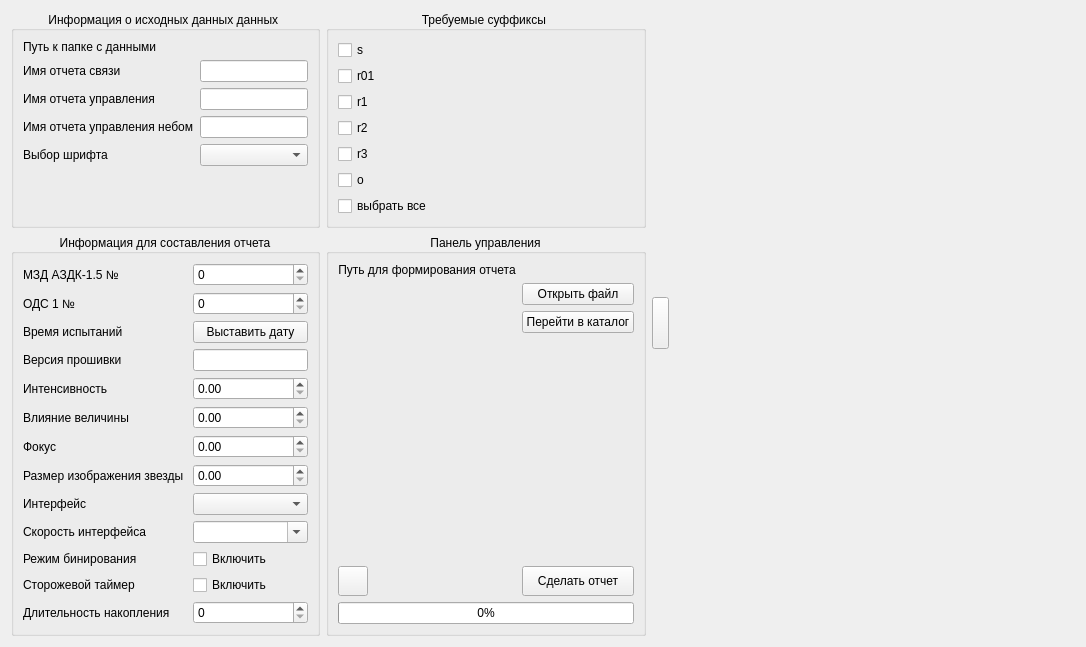
Old version of the form Source/report/qt/otchet/mainwindow3.ui in the repository RockHero666/AZDK_PDFcreator.
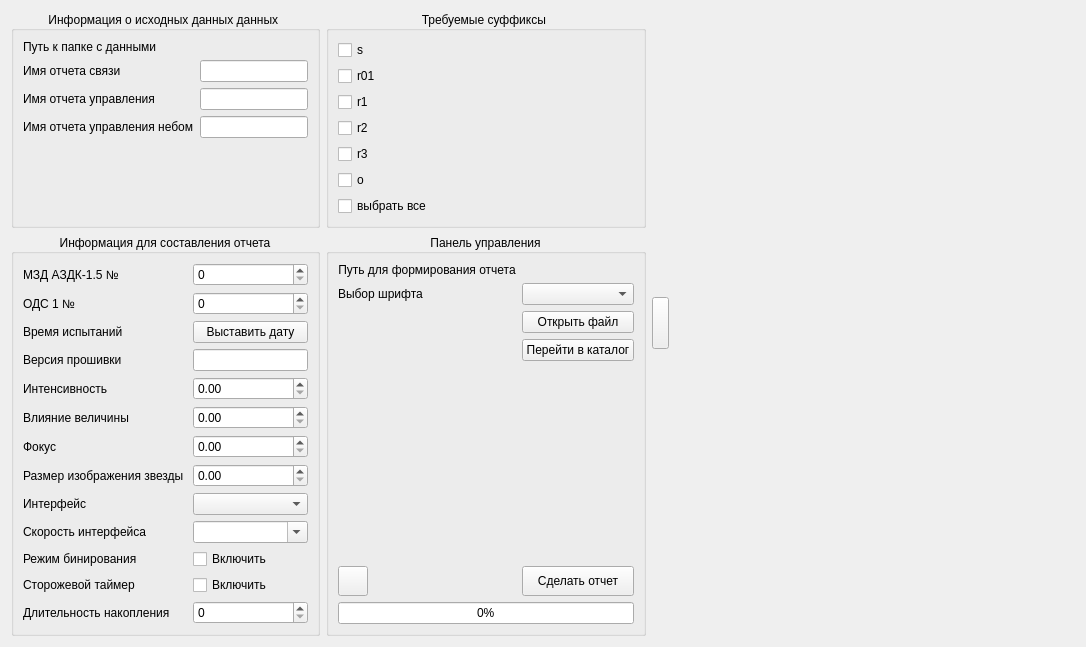
New version of the form. Icons and pictures are not drawn. Custom widgets are drawn as their Qt base class.

```diff
--- a/Source/report/qt/otchet/mainwindow3.ui
+++ b/Source/report/qt/otchet/mainwindow3.ui
@@ -6,7 +6,7 @@
    <rect>
     <x>0</x>
     <y>0</y>
-    <width>963</width>
+    <width>1014</width>
     <height>576</height>
    </rect>
   </property>
@@ -157,7 +157,7 @@
          </widget>
         </item>
         <item row="0" column="1">
-         <widget class="FilePathEdit" name="fpe">
+         <widget class="FilePathEdit" name="data_dir">
           <property name="dialogMode" stdset="0">
            <enum>FilePathEdit::DIRPATH</enum>
           </property>
@@ -202,16 +202,6 @@
         <item row="3" column="1">
          <widget class="QLineEdit" name="management_sky_report_line"/>
         </item>
-        <item row="4" column="0">
-         <widget class="QLabel" name="label_4">
-          <property name="text">
-           <string>Выбор шрифта</string>
-          </property>
-         </widget>
-        </item>
-        <item row="4" column="1">
-         <widget class="QComboBox" name="comboBox_fonts"/>
-        </item>
        </layout>
       </widget>
      </item>
@@ -418,13 +408,13 @@
          </widget>
         </item>
         <item row="0" column="1">
-         <widget class="FilePathEdit" name="fpe_2">
+         <widget class="FilePathEdit" name="output_file">
           <property name="dialogMode" stdset="0">
            <enum>FilePathEdit::FILESAVE</enum>
           </property>
          </widget>
         </item>
-        <item row="1" column="0">
+        <item row="2" column="0">
          <layout class="QHBoxLayout" name="horizontalLayout">
           <property name="leftMargin">
            <number>139</number>
@@ -456,21 +446,21 @@
           </item>
          </layout>
         </item>
-        <item row="1" column="1">
+        <item row="2" column="1">
          <widget class="QPushButton" name="open_file">
           <property name="text">
            <string>Открыть файл</string>
           </property>
          </widget>
         </item>
-        <item row="2" column="1">
+        <item row="3" column="1">
          <widget class="QPushButton" name="to_path_button">
           <property name="text">
            <string>Перейти в каталог</string>
           </property>
          </widget>
         </item>
-        <item row="6" column="1">
+        <item row="7" column="1">
          <spacer name="verticalSpacer">
           <property name="orientation">
            <enum>Qt::Vertical</enum>
@@ -483,7 +473,7 @@
           </property>
          </spacer>
         </item>
-        <item row="7" column="0">
+        <item row="8" column="0">
          <widget class="QPushButton" name="style_button">
           <property name="minimumSize">
            <size>
@@ -509,7 +499,7 @@
           </property>
          </widget>
         </item>
-        <item row="7" column="1">
+        <item row="8" column="1">
          <widget class="QPushButton" name="create_button">
           <property name="minimumSize">
            <size>
@@ -525,11 +515,21 @@
           </property>
          </widget>
         </item>
-        <item row="8" column="0" colspan="2">
+        <item row="9" column="0" colspan="2">
          <widget class="QProgressBar" name="progressBar">
           <property name="styleSheet">
            <string notr="true">QProgressBar {
     text-align: center;
+}
+
+QProgressBar::chunk {
+     background-color:#75bbfd;
+     width: 20px;
+ }
+
+QProgressBar::text{
+
+	background-color: #f5f5f5;
 }</string>
           </property>
           <property name="maximum">
@@ -549,6 +549,16 @@
           </property>
          </widget>
         </item>
+        <item row="1" column="1">
+         <widget class="QComboBox" name="comboBox_fonts"/>
+        </item>
+        <item row="1" column="0">
+         <widget class="QLabel" name="label_4">
+          <property name="text">
+           <string>Выбор шрифта</string>
+          </property>
+         </widget>
+        </item>
        </layout>
       </widget>
      </item>
```
